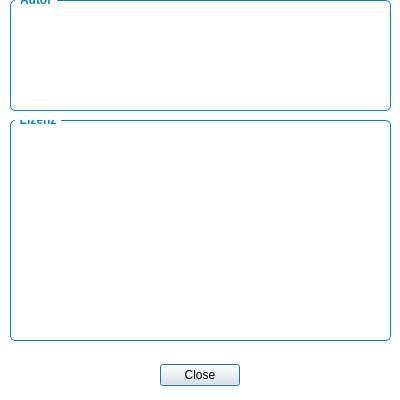
Above: src/Dialog/AboutDialog/aboutdialog.ui from Kampi/Food-Database before the change. Below: the same form after it.
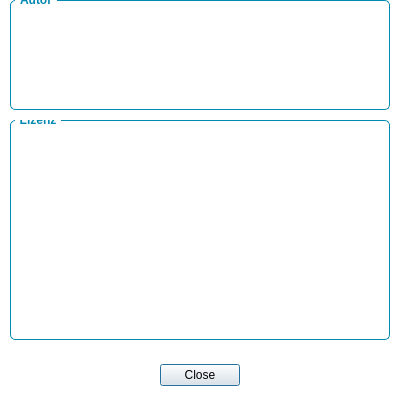
That is the form after the change. Icons and pictures are not drawn.

The edit to the form file:
```diff
--- a/src/Dialog/AboutDialog/aboutdialog.ui
+++ b/src/Dialog/AboutDialog/aboutdialog.ui
@@ -68,8 +68,8 @@
     <rect>
      <x>10</x>
      <y>0</y>
-     <width>381</width>
-     <height>111</height>
+     <width>380</width>
+     <height>110</height>
     </rect>
    </property>
    <property name="toolTip">
@@ -83,8 +83,8 @@
      <rect>
       <x>10</x>
       <y>20</y>
-      <width>361</width>
-      <height>81</height>
+      <width>360</width>
+      <height>80</height>
      </rect>
     </property>
     <property name="statusTip">
@@ -100,8 +100,8 @@
     <rect>
      <x>10</x>
      <y>120</y>
-     <width>381</width>
-     <height>221</height>
+     <width>380</width>
+     <height>220</height>
     </rect>
    </property>
    <property name="toolTip">
@@ -115,8 +115,8 @@
      <rect>
       <x>10</x>
       <y>20</y>
-      <width>361</width>
-      <height>191</height>
+      <width>360</width>
+      <height>190</height>
      </rect>
     </property>
     <property name="statusTip">
```
Left out of the diff: 4 changed lines with no effect on the pictures.
